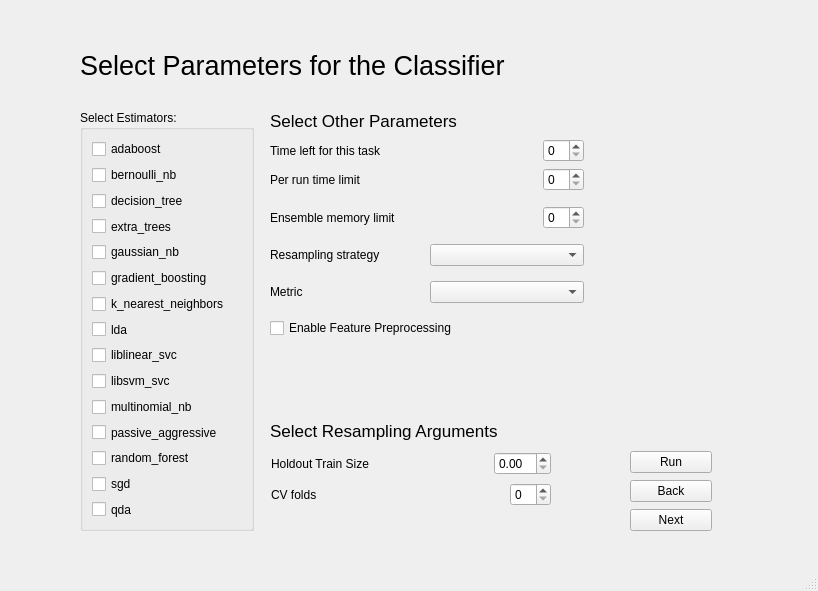
The window that guiv1.ui (ggrkp/projectv1) describes before a commit, drawn with Qt 5.
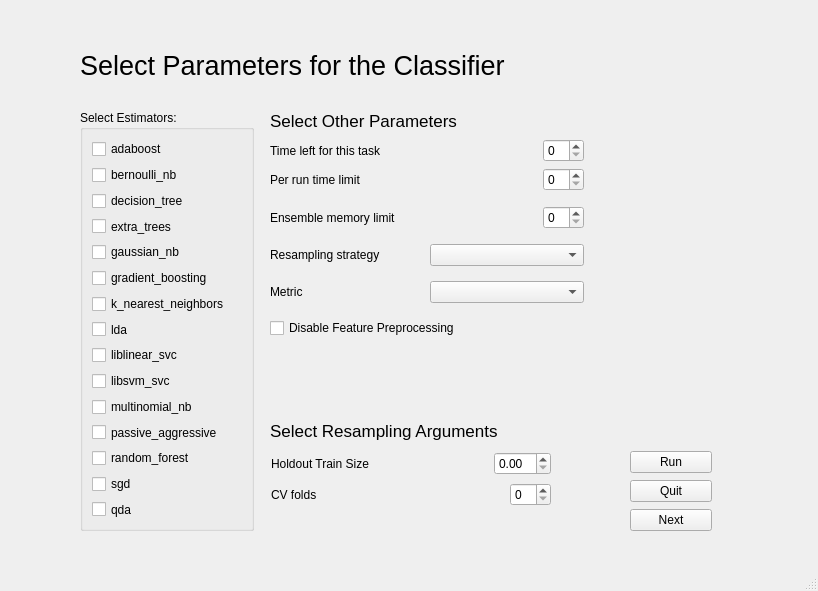
The same window after the commit.

```diff
--- a/guiv1.ui
+++ b/guiv1.ui
@@ -536,7 +536,7 @@
        <item>
         <widget class="QCheckBox" name="checkBox_16">
          <property name="text">
-          <string>Enable Feature Preprocessing</string>
+          <string>Disable Feature Preprocessing</string>
          </property>
         </widget>
        </item>
@@ -562,7 +562,7 @@
        <item>
         <widget class="QPushButton" name="backButton2">
          <property name="text">
-          <string>Back</string>
+          <string>Quit</string>
          </property>
         </widget>
        </item>
@@ -575,7 +575,7 @@
        </item>
       </layout>
      </widget>
-     <widget class="QWidget" name="">
+     <widget class="QWidget" name="layoutWidget">
       <property name="geometry">
        <rect>
         <x>241</x>
```
Left out of the diff: 2 changed lines with no effect on the pictures.
